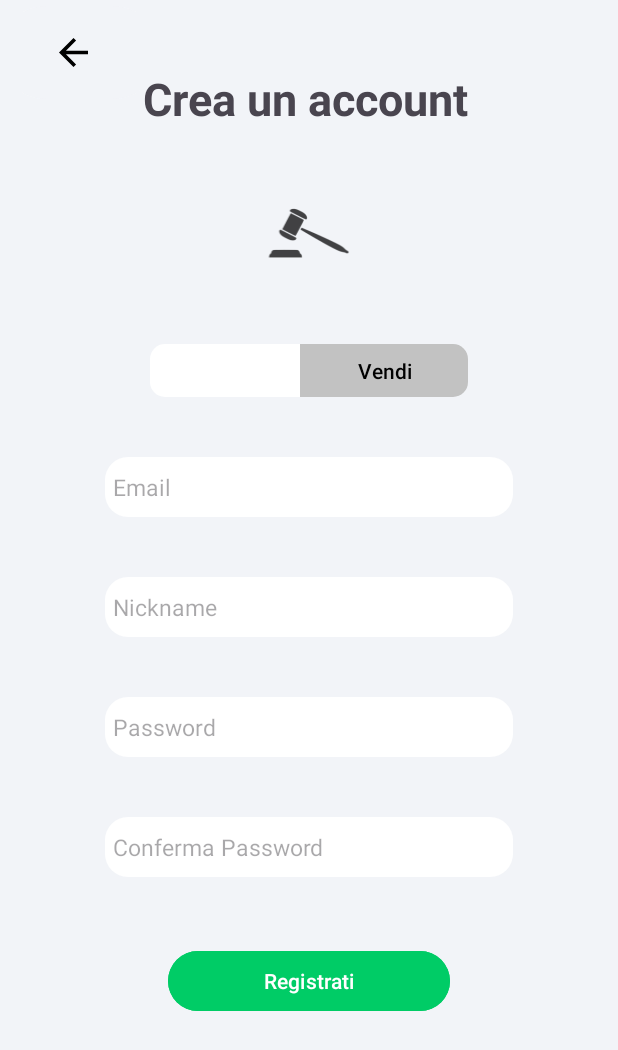
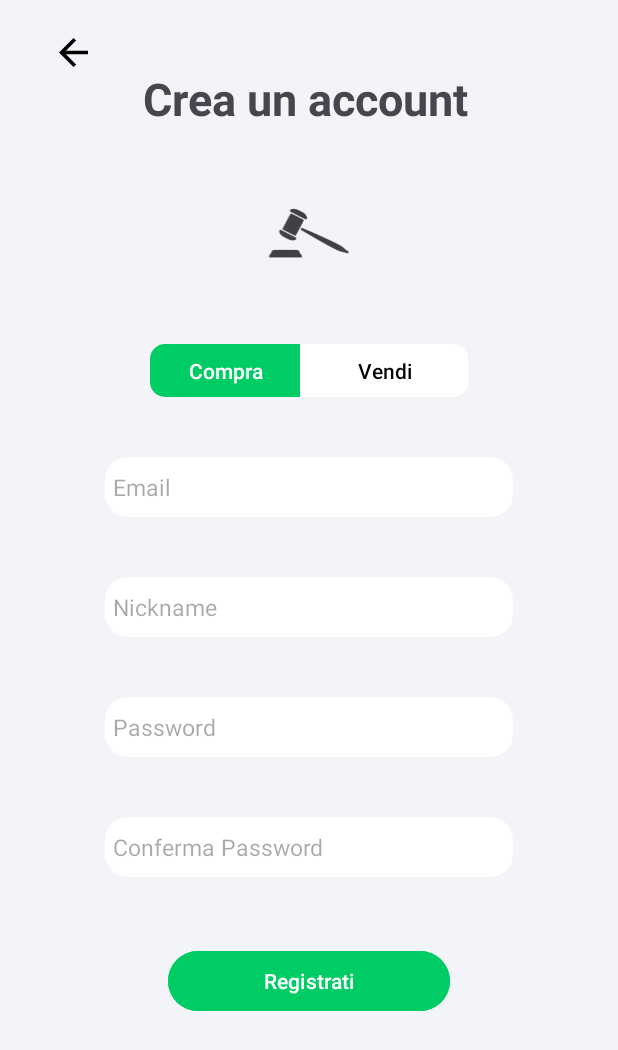
Before and after one commit to EmanueleGranillo/DietiDeals, an Android app: the RegisterActivity screen opened directly, with no data from a screen before it, after a tap on "Compra", on a phone screen of 412 x 824 dp. Shown: the top 1050 px of the screen. Run offline under Robolectric (Android 15) with nearby library versions, the phone set to English and light mode, and no system bars.

Commit message:
Update RegisterActivity.java
aggiustati colori compra vendi

```diff
--- a/app/src/main/java/com/example/dietideals24/activities/RegisterActivity.java
+++ b/app/src/main/java/com/example/dietideals24/activities/RegisterActivity.java
@@ -69,16 +69,20 @@ public class RegisterActivity extends AppCompatActivity {
         compraBtn.setOnClickListener(new View.OnClickListener() {
             @Override
             public void onClick(View v) {
-                vendiBtn.setBackgroundTintList(ColorStateList.valueOf(Color.parseColor("#C2C2C2")));
-                compraBtn.setBackgroundTintList(ColorStateList.valueOf(Color.parseColor("#FFFFFF")));
+                compraBtn.setBackgroundTintList(ColorStateList.valueOf(Color.parseColor("#00CC66")));
+                vendiBtn.setBackgroundTintList(ColorStateList.valueOf(Color.parseColor("#FFFFFF")));
+                compraBtn.setTextColor(Color.parseColor("#FFFFFF"));
+                vendiBtn.setTextColor(Color.parseColor("#000000"));
             }
         });
 
         vendiBtn.setOnClickListener(new View.OnClickListener() {
             @Override
             public void onClick(View v) {
-                compraBtn.setBackgroundTintList(ColorStateList.valueOf(Color.parseColor("#C2C2C2")));
-                vendiBtn.setBackgroundTintList(ColorStateList.valueOf(Color.parseColor("#FFFFFF")));
+                vendiBtn.setBackgroundTintList(ColorStateList.valueOf(Color.parseColor("#00CC66")));
+                compraBtn.setBackgroundTintList(ColorStateList.valueOf(Color.parseColor("#FFFFFF")));
+                vendiBtn.setTextColor(Color.parseColor("#FFFFFF"));
+                compraBtn.setTextColor(Color.parseColor("#000000"));
             }
         });
 
```
